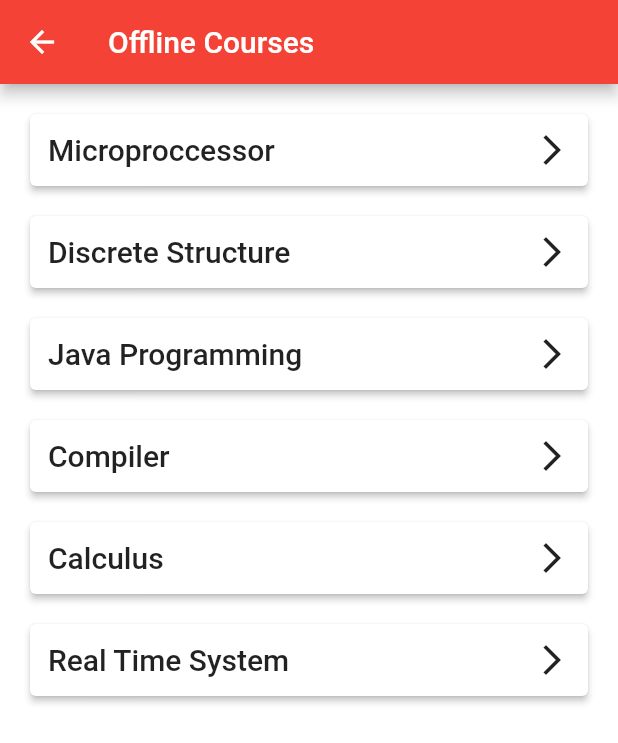
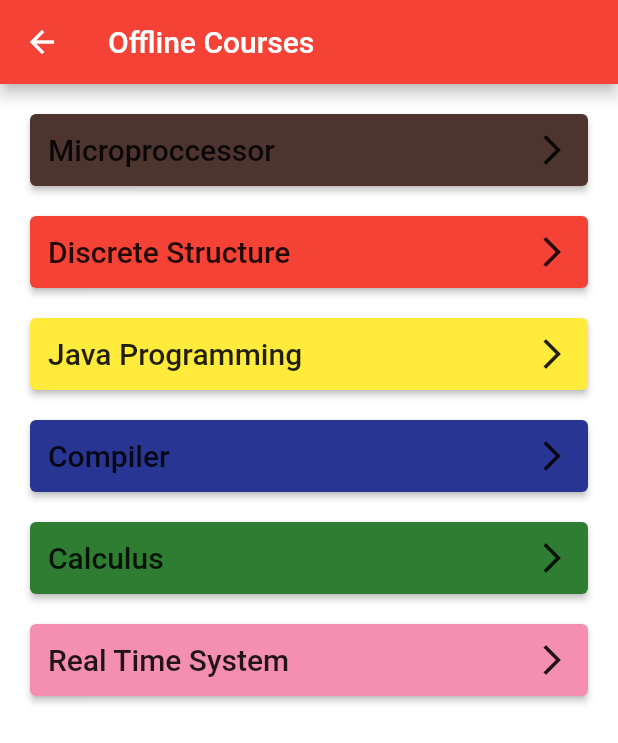
Before and after one commit to nischal08/bio_app, a Flutter app: the screen it shows after launch, in the side drawer, after a tap on "RESUME", on a phone screen of 412 x 824 dp. Shown: the top 743 px of the screen. Run offline on Flutter 3.47's test engine with Material 2 defaults, Android fonts, the phone set to English and light mode, and no system bars; our stand-ins replace webview_flutter; missing offline and left inert: flutter_pdfview.

Commit message:
made offline course list colorful

```diff
--- a/lib/main.dart
+++ b/lib/main.dart
@@ -16,14 +16,17 @@ class MyApp extends StatelessWidget {
     return MaterialApp(
       debugShowCheckedModeBanner: false,
       title: 'Flutter Demo',
-      theme: ThemeData(primarySwatch: Colors.red, canvasColor: Colors.white),
+      theme: ThemeData(
+        primarySwatch: Colors.red,
+        canvasColor: Colors.white,
+        accentColor: Colors.amberAccent
+      ),
       home: HomeScreen(),
       routes: {
         WebviewScreen.routeName: (context) => WebviewScreen(),
-        OfflineCoursesScreen.routeName:(context)=>OfflineCoursesScreen(),
-        PdfViewer.routeName:(context)=>PdfViewer(),
-        WebMenuScreen.routeName:(context)=>WebMenuScreen(),
-
+        OfflineCoursesScreen.routeName: (context) => OfflineCoursesScreen(),
+        PdfViewer.routeName: (context) => PdfViewer(),
+        WebMenuScreen.routeName: (context) => WebMenuScreen(),
       },
     );
   }
--- a/lib/screen/offline_courses.dart
+++ b/lib/screen/offline_courses.dart
@@ -1,4 +1,5 @@
 import 'dart:io';
+import 'dart:math';
 
 import 'package:bio_app/widgets/course_tile.dart';
 import 'package:flutter/material.dart';
@@ -47,6 +48,7 @@ class _OfflineCoursesScreenState extends State<OfflineCoursesScreen> {
     }
   }
 
+  final _random = Random();
   @override
   Widget build(BuildContext context) {
     return Scaffold(
@@ -59,6 +61,9 @@ class _OfflineCoursesScreenState extends State<OfflineCoursesScreen> {
         child: ListView.builder(
           itemCount: _courseList.length,
           itemBuilder: (context, index) => CourseTile(
+              color: Colors.primaries[_random.nextInt(Colors.primaries.length)]
+                      [_random.nextInt(9) * 100] ??
+                  Theme.of(context).primaryColor,
               assetPDFPath: assetPDFPath,
               context: context,
               text: _courseList[index]),
--- a/lib/widgets/course_tile.dart
+++ b/lib/widgets/course_tile.dart
@@ -8,15 +8,18 @@ class CourseTile extends StatelessWidget {
     required this.assetPDFPath,
     required this.context,
     required this.text,
+    required this.color,
   }) : super(key: key);
 
   final String assetPDFPath;
   final BuildContext context;
   final String text;
-
+  final Color? color;
   @override
   Widget build(BuildContext context) {
     return Card(
+      color: color ??
+          Theme.of(context).primaryColor,
       elevation: 2,
       margin: EdgeInsets.symmetric(horizontal: 20, vertical: 10),
       child: InkWell(
--- a/lib/widgets/home_appbar.dart
+++ b/lib/widgets/home_appbar.dart
@@ -1,9 +1,6 @@
 import 'package:bio_app/constant/url_constant.dart';
 import 'package:bio_app/screen/pdf_viewer.dart';
 import 'package:flutter/material.dart';
-import 'package:flutter_downloader/flutter_downloader.dart';
-import 'package:path_provider/path_provider.dart';
-
 import 'reusable_widgets.dart';
 
 class MainAppbar extends StatelessWidget {
@@ -61,6 +58,12 @@ class MainAppbar extends StatelessWidget {
                 children: [
                   subtitleText(context, text: "Age : 24"),
                   ElevatedButton.icon(
+                    style: ButtonStyle(
+                      elevation: MaterialStateProperty.all<double>(0),
+                      backgroundColor: MaterialStateProperty.all<Color>(
+                        Colors.transparent,
+                      ),
+                    ),
                     onPressed: () {
                       Navigator.pushNamed(context, PdfViewer.routeName,
                           arguments: assetPDFPath);
--- a/lib/widgets/menu_item.dart
+++ b/lib/widgets/menu_item.dart
@@ -20,7 +20,7 @@ class CategoryItem extends StatelessWidget {
   Widget build(BuildContext context) {
     return InkWell(
       splashColor: Theme.of(context).primaryColor,
-      borderRadius: BorderRadius.circular(15),
+      borderRadius: BorderRadius.circular(8),
       onTap: () => selectCategory(context),
       child: Container(
         padding: const EdgeInsets.all(20),
@@ -28,18 +28,22 @@ class CategoryItem extends StatelessWidget {
         child: Text(
           title,
           textAlign: TextAlign.center,
-          style: Theme.of(context).textTheme.headline6!.copyWith(color:Colors.black),
+          style: Theme.of(context)
+              .textTheme
+              .headline6!
+              .copyWith(color: Colors.black),
         ),
         decoration: BoxDecoration(
           gradient: LinearGradient(
             colors: [
-              color.withOpacity(0.4),
+              color.withOpacity(0.3),
               color,
             ],
             begin: Alignment.topLeft,
             end: Alignment.bottomRight,
+            tileMode: TileMode.repeated,
           ),
-          borderRadius: BorderRadius.circular(15),
+          borderRadius: BorderRadius.circular(8),
         ),
       ),
     );
```
